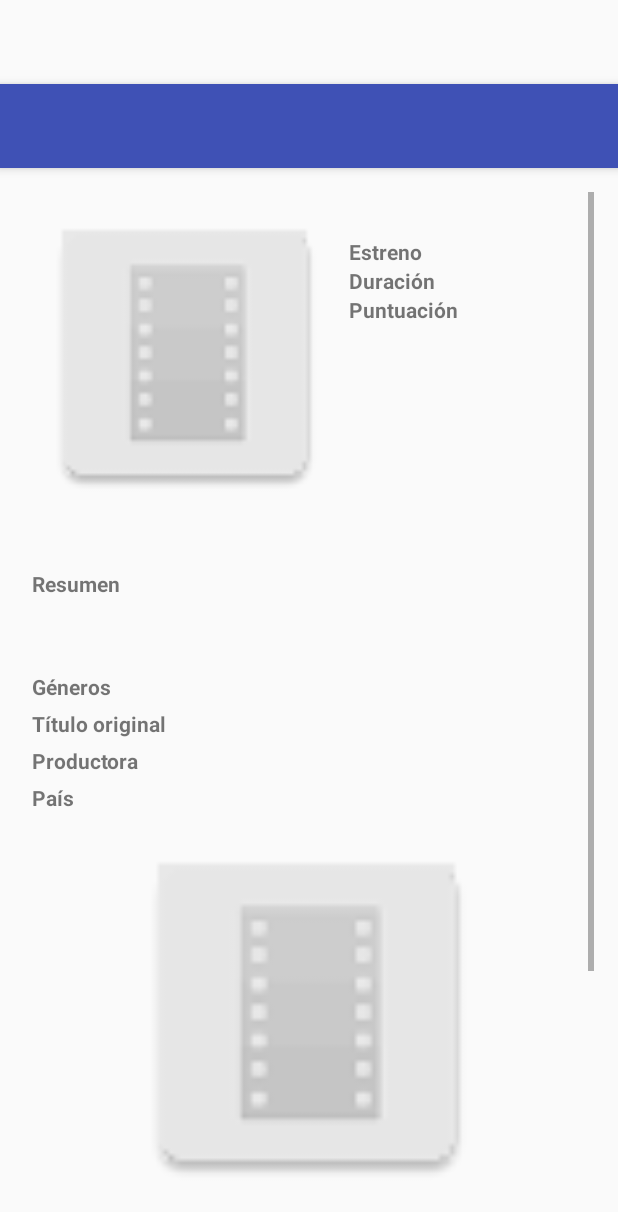
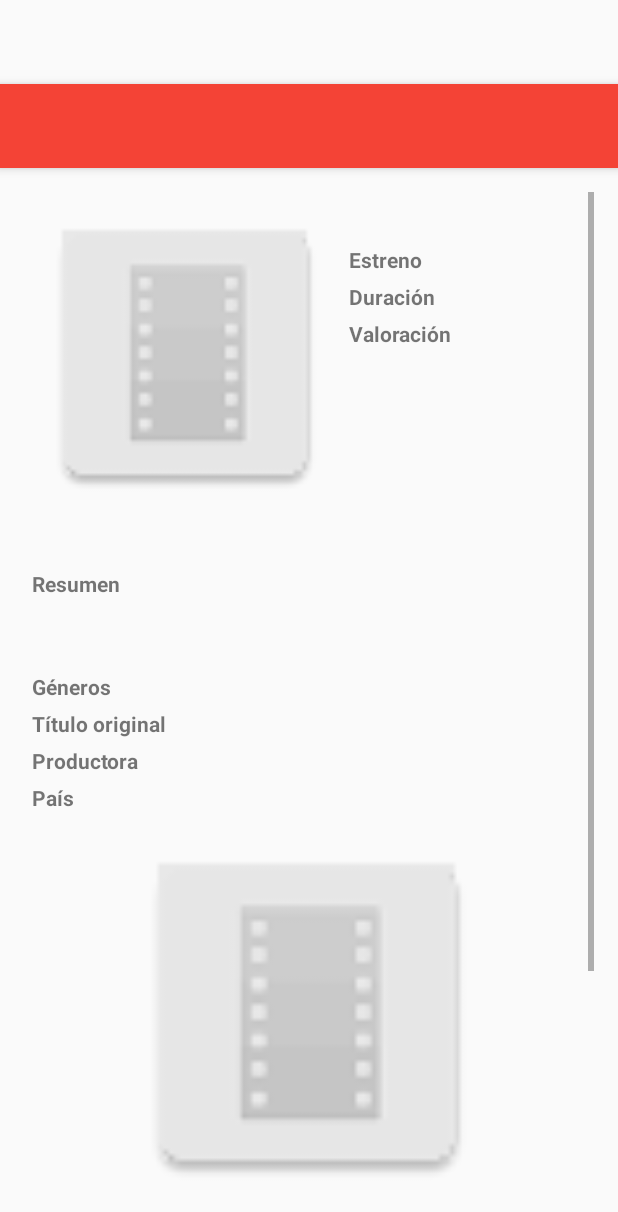
Before and after one commit to mrtxema/Crispetes2, an Android app: the layout activity_movie_detail.xml on its own in the app's theme, with its tools: preview values and no code run, on a phone screen of 412 x 824 dp. Shown: the top 1212 px of the screen. Run offline under Robolectric (Android 15) with nearby library versions, the light colour scheme and no system bars; plain views replace ExpandableLinearLayout.

Commit message:
View improvements
Search results endless scrolling and fullscreen images

```diff
--- a/app/src/main/AndroidManifest.xml
+++ b/app/src/main/AndroidManifest.xml
@@ -21,6 +21,8 @@
 
         <activity android:name=".MovieInfoActivity_" android:label="@string/app_name" android:theme="@style/AppTheme.NoActionBar" />
 
+        <activity android:name=".ImageActivity_" android:label="@string/app_name" android:theme="@style/AppTheme.NoActionBar" />
+
     </application>
 
 </manifest>
--- a/app/src/main/java/cat/mrtxema/crispetes/view/adapter/MovieListAdapter.java
+++ b/app/src/main/java/cat/mrtxema/crispetes/view/adapter/MovieListAdapter.java
@@ -5,6 +5,8 @@ import android.view.View;
 import android.widget.ImageView;
 import android.widget.TextView;
 import com.squareup.picasso.Picasso;
+
+import java.util.ArrayList;
 import java.util.List;
 import cat.mrtxema.crispetes.view.R;
 import cat.mrtxema.crispetes.model.Movie;
@@ -13,7 +15,7 @@ import cat.mrtxema.crispetes.view.util.DateFormatter;
 public class MovieListAdapter extends BaseListAdapter<Movie> {
 
     public MovieListAdapter(Context context, List<Movie> movies) {
-        super(context, R.layout.listitem_movie, movies);
+        super(context, R.layout.listitem_movie, new ArrayList<>(movies));
     }
 
     @Override
--- a/app/src/main/java/cat/mrtxema/crispetes/view/util/ViewUtils.java
+++ b/app/src/main/java/cat/mrtxema/crispetes/view/util/ViewUtils.java
@@ -2,6 +2,7 @@ package cat.mrtxema.crispetes.view.util;
 
 import android.view.View;
 import android.widget.Adapter;
+import android.widget.ImageView;
 import android.widget.LinearLayout;
 import android.widget.TextView;
 
@@ -38,4 +39,8 @@ public class ViewUtils {
             layout.initLayout();
         }
     }
+
+    public static void showOrHide(View viewToHide, String value) {
+        viewToHide.setVisibility(isEmpty(value) ? View.GONE : View.VISIBLE);
+    }
 }
--- a/app/src/main/res/layout/activity_movie_detail.xml
+++ b/app/src/main/res/layout/activity_movie_detail.xml
@@ -67,7 +67,8 @@
                         <LinearLayout
                             android:orientation="horizontal"
                             android:layout_width="fill_parent"
-                            android:layout_height="wrap_content">
+                            android:layout_height="wrap_content"
+                            android:layout_marginTop="5dp">
 
                             <TextView
                                 android:layout_width="wrap_content"
@@ -91,7 +92,8 @@
                         <LinearLayout
                             android:orientation="horizontal"
                             android:layout_width="fill_parent"
-                            android:layout_height="wrap_content">
+                            android:layout_height="wrap_content"
+                            android:layout_marginTop="5dp">
 
                             <TextView
                                 android:layout_width="wrap_content"
@@ -113,9 +115,10 @@
                         </LinearLayout>
 
                         <LinearLayout
-                            android:orientation="horizontal"
+                            android:orientation="vertical"
                             android:layout_width="fill_parent"
-                            android:layout_height="wrap_content">
+                            android:layout_height="wrap_content"
+                            android:layout_marginTop="5dp">
 
                             <TextView
                                 android:layout_width="wrap_content"
@@ -151,13 +154,21 @@
 
                 <TextView
                     android:layout_width="wrap_content"
+                    android:layout_height="10dp" />
+
+                <LinearLayout
+                    android:orientation="vertical"
+                    android:layout_width="fill_parent"
+                    android:layout_height="wrap_content"
+                    android:layout_marginTop="5dp">
+
+                        <TextView
+                            android:layout_width="wrap_content"
                             android:layout_height="wrap_content"
                             android:text="@string/overview"
                             android:textStyle="bold"
                             android:labelFor="@+id/txtOverview"
                             android:textSize="14sp"
-                    android:layout_marginTop="15dp"
-                    android:layout_marginEnd="5dp"
                             />
 
                         <TextView
@@ -166,6 +177,8 @@
                             android:layout_height="wrap_content"
                             android:textSize="14sp"
                             />
+
+                </LinearLayout>
 
                 <TextView
                     android:id="@+id/txtHomepage"
@@ -285,8 +298,11 @@
                     android:src="@mipmap/ic_placeholder"
                     android:contentDescription="@string/backdrop"
                     android:layout_marginTop="10dp"
-                    android:layout_marginBottom="10dp"
                     />
+
+                <TextView
+                    android:layout_width="wrap_content"
+                    android:layout_height="10dp" />
 
                 <Button
                     android:id="@+id/btnCast"
--- a/app/src/main/res/values/colors.xml
+++ b/app/src/main/res/values/colors.xml
@@ -1,6 +1,16 @@
 <?xml version="1.0" encoding="utf-8"?>
 <resources>
+    <!--
     <color name="colorPrimary">#3F51B5</color>
     <color name="colorPrimaryDark">#303F9F</color>
     <color name="colorAccent">#FF4081</color>
+    -->
+    <color name="colorPrimary">#F44336</color>
+    <color name="colorPrimaryDark">#D32F2F</color>
+    <color name="colorPrimaryLight">#FFCDD2</color>
+    <color name="colorAccent">#FF9800</color>
+    <color name="colorPrimaryText">#212121</color>
+    <color name="colorSecondaryText">#757575</color>
+    <color name="colorIcons">#FFFFFF</color>
+    <color name="colorDivider">#BDBDBD</color>
 </resources>
--- a/app/src/main/res/values/strings.xml
+++ b/app/src/main/res/values/strings.xml
@@ -6,7 +6,7 @@
     <string name="originalTitle">Título original</string>
     <string name="genres">Géneros</string>
     <string name="scoreValue">%1$.2f (%2$d votos)</string>
-    <string name="score">Puntuación</string>
+    <string name="score">Valoración</string>
     <string name="productionCompany">Productora</string>
     <string name="cast">Reparto</string>
     <string name="crew">Equipo técnico</string>
```
Also changed, not shown: app/src/main/java/cat/mrtxema/crispetes/model/SearchResponse.java (added, +34 -0 lines), app/src/main/java/cat/mrtxema/crispetes/service/MovieService.java (+39 -9 lines), app/src/main/java/cat/mrtxema/crispetes/view/ImageActivity.java (added, +30 -0 lines), app/src/main/java/cat/mrtxema/crispetes/view/MovieInfoActivity.java (+18 -3 lines), app/src/main/java/cat/mrtxema/crispetes/view/SearchMovieActivity.java (+53 -3 lines), app/src/main/java/cat/mrtxema/crispetes/view/adapter/EndlessScrollListener.java (added, +68 -0 lines), app/src/main/java/cat/mrtxema/crispetes/view/util/DateFormatter.java (+19 -2 lines), app/src/main/res/layout/activity_image.xml (added, +26 -0 lines). Lines whose indentation alone changed are shown as unchanged.
